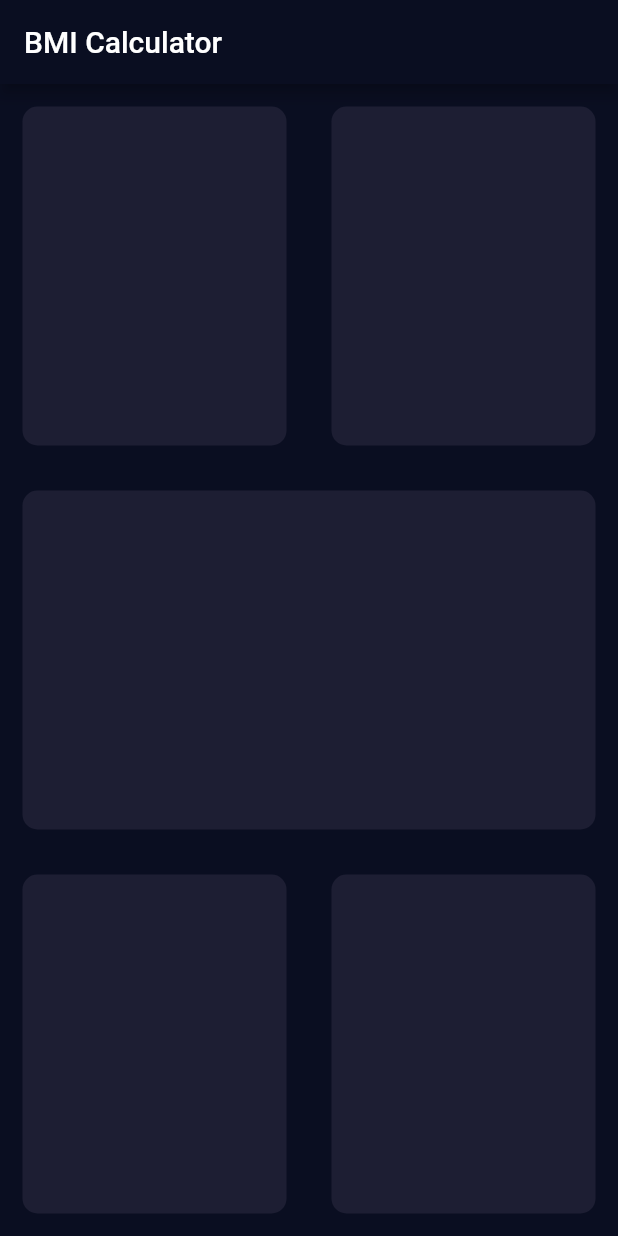
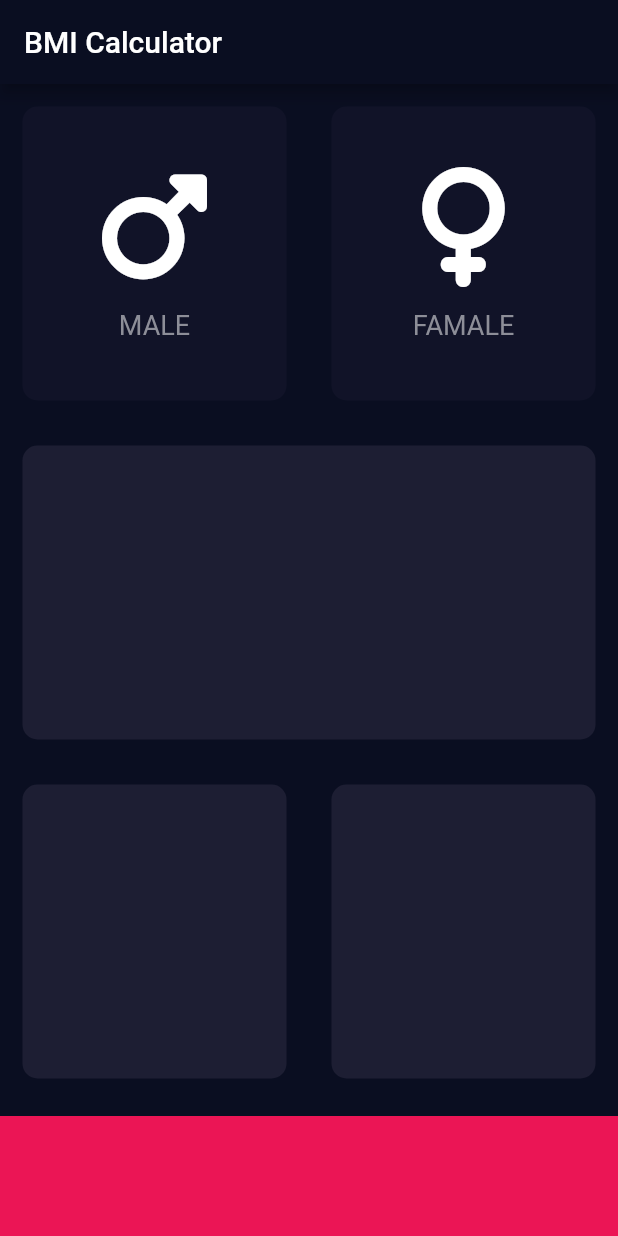
Before and after one commit to Revaldo11/Flutter-BMI-Calculator, a Flutter app: the screen it shows after launch, on a phone screen of 412 x 824 dp. Run offline on Flutter 3.47's test engine with Material 2 defaults, Android fonts, the phone set to English and light mode, and no system bars; our stand-ins replace font_awesome_flutter.

Commit message:
add selected gander

```diff
--- /dev/null
+++ b/lib/constant.dart
@@ -0,0 +1,12 @@
+import 'package:flutter/material.dart';
+
+class App {
+  static const Color kActiveCardColor = Color(0XFF1D1E33);
+  static const Color kInactiveCardColor = Color(0XFF111328);
+  static const Color kBottomContainerColor = Color(0XFFEB1555);
+
+  static TextStyle kLabelTextStyle = const TextStyle(
+    fontSize: 18.0,
+    color: Color(0xFF8D8E98),
+  );
+}
--- a/lib/input_page.dart
+++ b/lib/input_page.dart
@@ -1,6 +1,11 @@
 // ignore_for_file: prefer_const_literals_to_create_immutables, prefer_const_constructors
 
 import 'package:flutter/material.dart';
+import 'package:font_awesome_flutter/font_awesome_flutter.dart';
+
+import 'constant.dart';
+import 'widgets/icon_content.dart';
+import 'widgets/reuseable_card.dart';
 
 class InputPage extends StatefulWidget {
   const InputPage({super.key});
@@ -9,7 +14,14 @@ class InputPage extends StatefulWidget {
   State<InputPage> createState() => _InputPageState();
 }
 
+enum Gender {
+  male,
+  famale,
+}
+
 class _InputPageState extends State<InputPage> {
+  Gender? selectedGender;
+
   @override
   Widget build(BuildContext context) {
     return Scaffold(
@@ -22,53 +34,73 @@ class _InputPageState extends State<InputPage> {
             child: Row(
               children: [
                 Expanded(
-                  child: _ReuseableCard(
-                    colour: const Color(0xff1d1e33),
+                  child: GestureDetector(
+                    onTap: () {
+                      setState(() {
+                        selectedGender = Gender.male;
+                      });
+                    },
+                    child: ReuseableCard(
+                      colour: selectedGender == Gender.male
+                          ? App.kActiveCardColor
+                          : App.kInactiveCardColor,
+                      cardChild: IconContent(
+                        icon: FontAwesomeIcons.mars,
+                        label: 'MALE',
+                      ),
+                    ),
                   ),
                 ),
                 Expanded(
-                  child: _ReuseableCard(colour: const Color(0xff1d1e33)),
+                  child: GestureDetector(
+                    onTap: () {
+                      setState(() {
+                        selectedGender = Gender.famale;
+                      });
+                    },
+                    child: ReuseableCard(
+                      colour: selectedGender == Gender.famale
+                          ? App.kActiveCardColor
+                          : App.kInactiveCardColor,
+                      cardChild: IconContent(
+                        icon: FontAwesomeIcons.venus,
+                        label: 'FAMALE',
+                      ),
+                    ),
+                  ),
                 ),
               ],
             ),
           ),
           Expanded(
-            child: _ReuseableCard(colour: const Color(0xff1d1e33)),
+            child: ReuseableCard(
+              colour: App.kActiveCardColor,
+            ),
           ),
           Expanded(
             child: Row(
               children: [
                 Expanded(
-                  child: _ReuseableCard(colour: const Color(0xff1d1e33)),
+                  child: ReuseableCard(
+                    colour: App.kActiveCardColor,
+                  ),
                 ),
                 Expanded(
-                  child: _ReuseableCard(colour: const Color(0xff1d1e33)),
+                  child: ReuseableCard(
+                    colour: App.kActiveCardColor,
+                  ),
                 ),
               ],
             ),
+          ),
+          Container(
+            height: 80.0,
+            width: double.infinity,
+            color: App.kBottomContainerColor,
+            margin: const EdgeInsets.only(top: 10.0),
           ),
         ],
       ),
     );
   }
 }
-
-class _ReuseableCard extends StatelessWidget {
-  const _ReuseableCard({
-    Key? key,
-    required this.colour,
-  }) : super(key: key);
-
-  final Color colour;
-
-  @override
-  Widget build(BuildContext context) {
-    return Container(
-      margin: const EdgeInsets.all(15.0),
-      decoration: BoxDecoration(
-        borderRadius: BorderRadius.circular(10.0),
-        color: colour,
-      ),
-    );
-  }
-}
--- /dev/null
+++ b/lib/widgets/icon_content.dart
@@ -0,0 +1,34 @@
+import 'package:flutter/material.dart';
+
+import '../constant.dart';
+
+class IconContent extends StatelessWidget {
+  const IconContent({
+    Key? key,
+    required this.icon,
+    required this.label,
+  }) : super(key: key);
+
+  final IconData icon;
+  final String label;
+
+  @override
+  Widget build(BuildContext context) {
+    return Column(
+      mainAxisAlignment: MainAxisAlignment.center,
+      children: [
+        Icon(
+          icon,
+          size: 80.0,
+        ),
+        const SizedBox(
+          height: 15.0,
+        ),
+        Text(
+          label,
+          style: App.kLabelTextStyle,
+        ),
+      ],
+    );
+  }
+}
--- /dev/null
+++ b/lib/widgets/reuseable_card.dart
@@ -0,0 +1,21 @@
+import 'package:flutter/material.dart';
+
+class ReuseableCard extends StatelessWidget {
+  const ReuseableCard({Key? key, required this.colour, this.cardChild})
+      : super(key: key);
+
+  final Color colour;
+  final Widget? cardChild;
+
+  @override
+  Widget build(BuildContext context) {
+    return Container(
+      margin: const EdgeInsets.all(15.0),
+      decoration: BoxDecoration(
+        borderRadius: BorderRadius.circular(10.0),
+        color: colour,
+      ),
+      child: cardChild,
+    );
+  }
+}
--- a/pubspec.yaml
+++ b/pubspec.yaml
@@ -34,6 +34,7 @@ dependencies:
   # The following adds the Cupertino Icons font to your application.
   # Use with the CupertinoIcons class for iOS style icons.
   cupertino_icons: ^1.0.2
+  font_awesome_flutter: ^10.4.0
 
 dev_dependencies:
   flutter_test:
```
Also changed, not shown: pubspec.lock, 3 other files.
